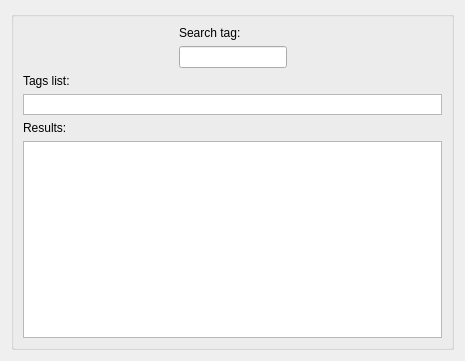
acraig5075/tag-a-file, file searchpage.ui: the form before one commit.
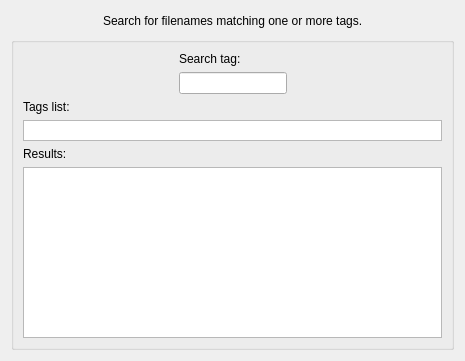
The form after the commit. Custom widgets are drawn as their Qt base class.

Commit message: Added titles to the pages.

The edit to the form file:
```diff
--- a/searchpage.ui
+++ b/searchpage.ui
@@ -14,6 +14,43 @@
    <string>Form</string>
   </property>
   <layout class="QVBoxLayout" name="verticalLayout_3">
+   <item>
+    <layout class="QHBoxLayout" name="horizontalLayout_2">
+     <item>
+      <spacer name="horizontalSpacer_3">
+       <property name="orientation">
+        <enum>Qt::Horizontal</enum>
+       </property>
+       <property name="sizeHint" stdset="0">
+        <size>
+         <width>40</width>
+         <height>20</height>
+        </size>
+       </property>
+      </spacer>
+     </item>
+     <item>
+      <widget class="QLabel" name="titleLabel">
+       <property name="text">
+        <string>Search for filenames matching one or more tags.</string>
+       </property>
+      </widget>
+     </item>
+     <item>
+      <spacer name="horizontalSpacer_4">
+       <property name="orientation">
+        <enum>Qt::Horizontal</enum>
+       </property>
+       <property name="sizeHint" stdset="0">
+        <size>
+         <width>40</width>
+         <height>20</height>
+        </size>
+       </property>
+      </spacer>
+     </item>
+    </layout>
+   </item>
    <item>
     <widget class="QGroupBox" name="groupBox">
      <property name="title">
```
The commit also changes 3 other files.
